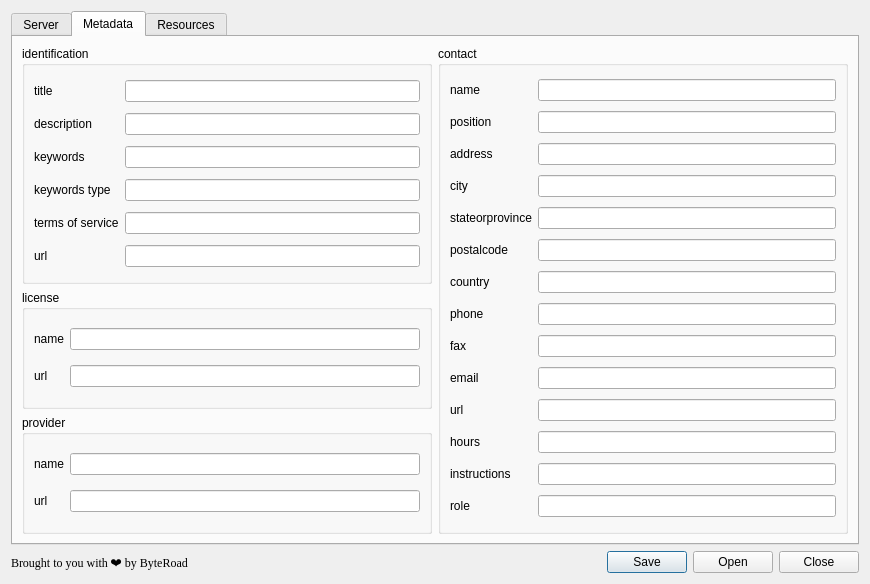
Old version of the form pygeoapi_config_dialog_base.ui in the repository KatKatKateryna/pygeoapi_config.
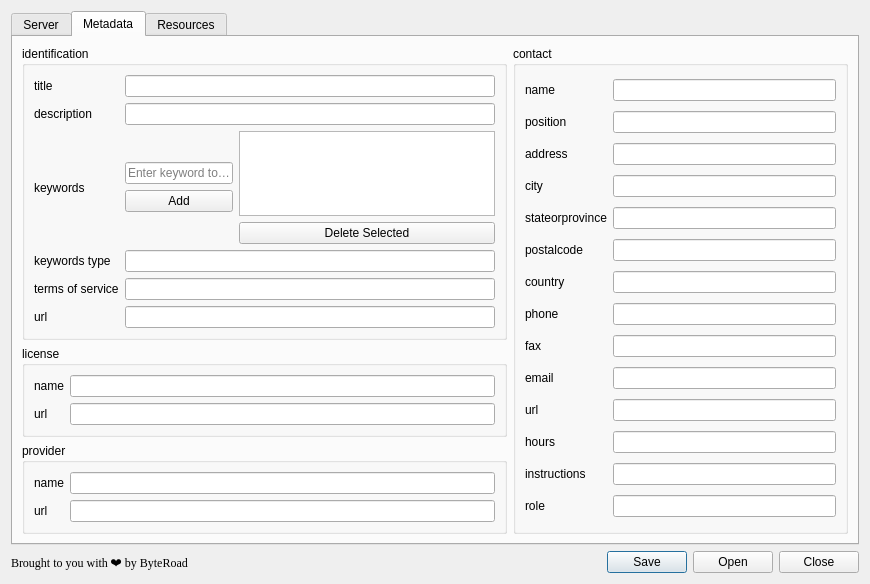
New version of the form. The open tabs and pages were chosen to show the change. Icons and pictures are not drawn.

Commit message: read/write metadata but not supporting multilingual

Patch:
```diff
--- a/pygeoapi_config_dialog_base.ui
+++ b/pygeoapi_config_dialog_base.ui
@@ -607,8 +607,48 @@
            </widget>
           </item>
           <item row="2" column="1">
-           <widget class="QLineEdit" name="lineEditMetadataIdKeywords">
-           </widget>
+            <layout class="QHBoxLayout">
+
+              <item>
+              <layout class="QVBoxLayout">
+
+                <item>
+                  <layout class="QVBoxLayout">
+                  <item>
+                    <widget class="QLineEdit" name="addMetadataKeywordLineEdit">
+                    <property name="placeholderText">
+                      <string>Enter keyword to add</string>
+                    </property>
+                    </widget>
+                  </item>
+                  <item>
+                    <widget class="QPushButton" name="addMetadataKeywordButton">
+                    <property name="text">
+                      <string>Add</string>
+                    </property>
+                    </widget>
+                  </item>
+                  </layout>
+                </item>
+              </layout>
+
+              </item>
+              <item>
+                <layout class="QVBoxLayout">
+                  <item>
+                    <widget class="QListWidget" name="listWidgetMetadataIdKeywords"/>
+                  </item>
+                  <item>
+                    <widget class="QPushButton" name="deleteMetadataKeywordButton">
+                    <property name="text">
+                      <string>Delete Selected</string>
+                    </property>
+                    </widget>
+                  </item>
+                </layout>
+                
+              </item>
+            </layout>
           </item>
 
           <item row="3" column="0">
```
Left out of the diff: 35 changed lines with no effect on the pictures. The commit also changes 1 other file.
